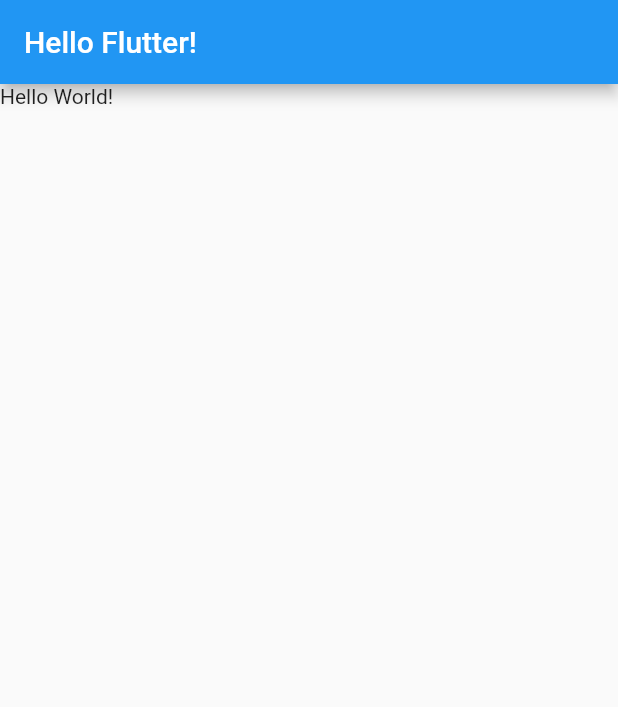
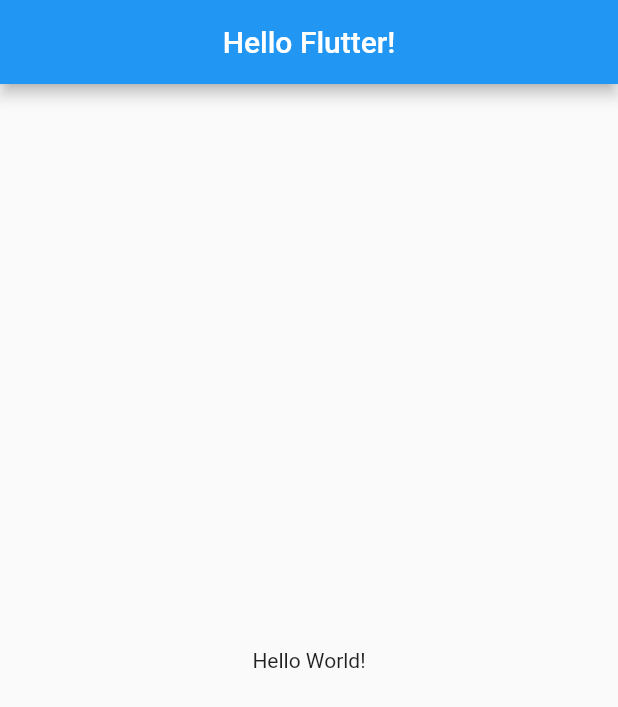
Before and after one commit to pwh9882/flutter_learning_clone_coding_toonflix, a Flutter app: the screen it shows after launch, on a phone screen of 412 x 824 dp. Shown: the top 707 px of the screen. Run offline on Flutter 3.47's test engine with Material 2 defaults, Android fonts, the phone set to English and light mode, and no system bars.

Commit message:
Finish hello world of flutter.

```diff
--- a/lib/main.dart
+++ b/lib/main.dart
@@ -10,9 +10,12 @@ class App extends StatelessWidget{
     return MaterialApp(
       home: Scaffold(
         appBar: AppBar(
+          centerTitle: true,
           title: const Text("Hello Flutter!"),
         ),
-        body: const Text("Hello World!"),
+        body: const Center(
+          child: Text("Hello World!"),
+        ),
       ),
     );
   }
```
Also changed, not shown: 1 other file.
